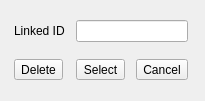
3nids/linkit, file ui/ui_linker.ui: the form before one commit.
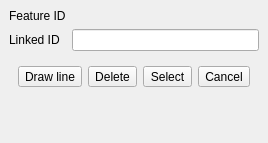
The form after the commit. Icons and pictures are not drawn.

The edit to the form file:
```diff
--- a/ui/ui_linker.ui
+++ b/ui/ui_linker.ui
@@ -6,36 +6,26 @@
    <rect>
     <x>0</x>
     <y>0</y>
-    <width>205</width>
-    <height>101</height>
+    <width>218</width>
+    <height>143</height>
    </rect>
   </property>
   <property name="windowTitle">
    <string>Link It</string>
   </property>
   <widget class="QWidget" name="dockWidgetContents">
-   <layout class="QGridLayout" name="gridLayout_3">
-    <item row="1" column="2" colspan="2">
-     <widget class="QLineEdit" name="linkedItemID"/>
-    </item>
-    <item row="2" column="2">
-     <widget class="QToolButton" name="selectButton">
+   <layout class="QFormLayout" name="formLayout">
+    <item row="0" column="0">
+     <widget class="QLabel" name="label">
       <property name="text">
-       <string>Select</string>
+       <string>Feature ID</string>
       </property>
      </widget>
     </item>
-    <item row="2" column="0">
-     <widget class="QToolButton" name="deleteButton">
+    <item row="0" column="1">
+     <widget class="QLabel" name="featureIdLabel">
       <property name="text">
-       <string>Delete</string>
-      </property>
-     </widget>
-    </item>
-    <item row="2" column="3">
-     <widget class="QToolButton" name="cancelButton">
-      <property name="text">
-       <string>Cancel</string>
+       <string/>
       </property>
      </widget>
     </item>
@@ -46,6 +36,72 @@
       </property>
      </widget>
     </item>
+    <item row="1" column="1">
+     <widget class="QLineEdit" name="linkedItemID"/>
+    </item>
+    <item row="2" column="0" colspan="2">
+     <widget class="QWidget" name="widget" native="true">
+      <layout class="QGridLayout" name="gridLayout">
+       <item row="0" column="4">
+        <widget class="QToolButton" name="cancelButton">
+         <property name="text">
+          <string>Cancel</string>
+         </property>
+         <property name="icon">
+          <iconset>
+           <normaloff>../icons/cancel.svg</normaloff>../icons/cancel.svg</iconset>
+         </property>
+        </widget>
+       </item>
+       <item row="0" column="0">
+        <widget class="QToolButton" name="drawButton">
+         <property name="text">
+          <string>Draw line</string>
+         </property>
+         <property name="icon">
+          <iconset>
+           <normaloff>../icons/drawline.svg</normaloff>../icons/drawline.svg</iconset>
+         </property>
+        </widget>
+       </item>
+       <item row="0" column="2">
+        <widget class="QToolButton" name="deleteButton">
+         <property name="text">
+          <string>Delete</string>
+         </property>
+         <property name="icon">
+          <iconset>
+           <normaloff>../icons/delete.svg</normaloff>../icons/delete.svg</iconset>
+         </property>
+        </widget>
+       </item>
+       <item row="0" column="3">
+        <widget class="QToolButton" name="selectButton">
+         <property name="text">
+          <string>Select</string>
+         </property>
+         <property name="icon">
+          <iconset>
+           <normaloff>../icons/maptool.svg</normaloff>../icons/maptool.svg</iconset>
+         </property>
+        </widget>
+       </item>
+       <item row="0" column="1">
+        <spacer name="horizontalSpacer">
+         <property name="orientation">
+          <enum>Qt::Horizontal</enum>
+         </property>
+         <property name="sizeHint" stdset="0">
+          <size>
+           <width>40</width>
+           <height>20</height>
+          </size>
+         </property>
+        </spacer>
+       </item>
+      </layout>
+     </widget>
+    </item>
    </layout>
   </widget>
  </widget>
```
